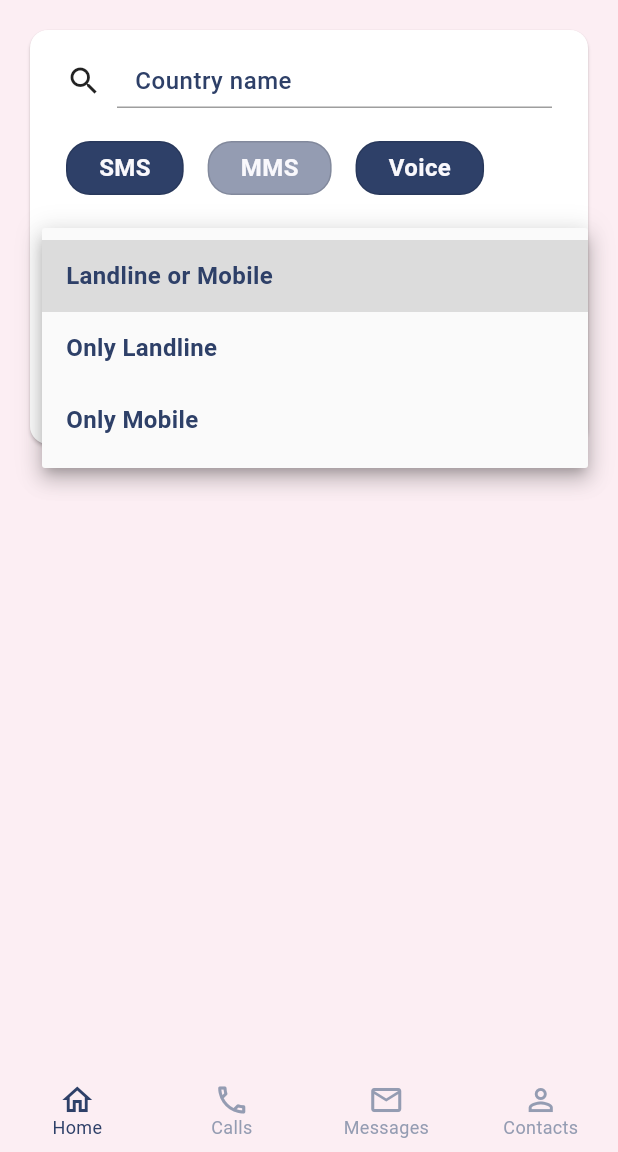
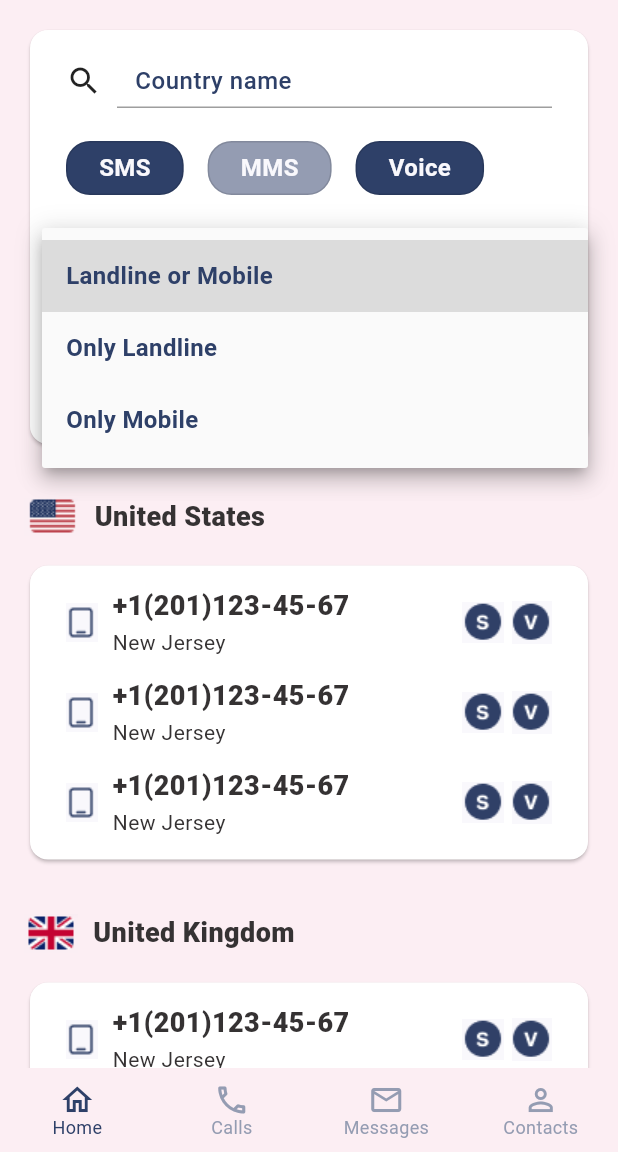
Before and after one commit to eltex2021/flutter_assignment, a Flutter app: the screen it shows after launch, after a tap on the "keyboard arrow down" icon, on a phone screen of 412 x 824 dp, the part 84-1236 px from its top. Run offline on Flutter 3.47's test engine with Material 2 defaults, Android fonts, the phone set to English and light mode, and no system bars; our stand-ins replace bloc, flutter_bloc, freezed_annotation.

Commit message:
add some changes

```diff
--- /dev/null
+++ b/lib/features/contacts/data/contacts_repository_mock.dart
@@ -0,0 +1,49 @@
+import 'package:flutter_assignment/features/contacts/domain/contact.dart';
+
+import '../domain/servises/contacts_repository.dart';
+
+class ContactsMockRepository implements ContactsRepository {
+  @override
+  Future<List<Contact>> getContactsUsa() async {
+    List<Contact> mockContacts = [
+      const Contact(
+          country: 'United States',
+          region: 'New Jersey',
+          name: 'Mike',
+          phone: '+1(201)123-45-67'),
+      const Contact(
+          country: 'United States',
+          region: 'New Jersey',
+          name: 'Helen',
+          phone: '+1(201)123-45-67'),
+      const Contact(
+          country: 'United States',
+          region: 'New Jersey',
+          name: 'Eliza',
+          phone: '+1(201)123-45-67'),
+    ];
+    return mockContacts;
+  }
+
+  @override
+  Future<List<Contact>> getContactsGb() async {
+    List<Contact> mockContacts = [
+      const Contact(
+          country: 'United Kingdom',
+          region: 'New Jersey',
+          name: 'Barbara',
+          phone: '+44(201)123-45-67'),
+      const Contact(
+          country: 'United Kingdom',
+          region: 'New Jersey',
+          name: 'Anna',
+          phone: '+44(204)123-45-67'),
+      const Contact(
+          country: 'United Kingdom',
+          region: 'New Jersey',
+          name: 'Pammy',
+          phone: '+44(209)123-45-67'),
+    ];
+    return mockContacts;
+  }
+}
--- /dev/null
+++ b/lib/features/contacts/domain/bloc/contacts_bloc.dart
@@ -0,0 +1,34 @@
+import 'dart:async';
+
+import 'package:bloc/bloc.dart';
+import 'package:freezed_annotation/freezed_annotation.dart';
+import 'package:meta/meta.dart';
+
+import '../../data/contacts_repository_mock.dart';
+import '../contact.dart';
+
+part 'contacts_bloc.freezed.dart';
+
+part 'contacts_event.dart';
+
+part 'contacts_state.dart';
+
+class ContactsBloc extends Bloc<ContactsEvent, ContactsState> {
+  List<Contact> usaList = [];
+  List<Contact> gbList = [];
+
+  ContactsBloc() : super(const ContactsState.initial()) {
+    final _repo = ContactsMockRepository();
+    on<ContactsInitialEvent>((event, emit) {
+      emit(const ContactsState.initial());
+      Future.delayed(const Duration(seconds: 1)).whenComplete(() {
+        add(const ContactsEvent.getContacts());
+      });
+    });
+    on<GetContactsEvent>((event, emit) async {
+      usaList = await _repo.getContactsUsa();
+      gbList = await _repo.getContactsGb();
+      emit(ContactsState.received(usaContacts: usaList, gbContacts: gbList));
+    });
+  }
+}
--- /dev/null
+++ b/lib/features/contacts/domain/bloc/contacts_event.dart
@@ -0,0 +1,7 @@
+part of 'contacts_bloc.dart';
+
+@freezed
+abstract class ContactsEvent with _$ContactsEvent {
+  const factory ContactsEvent.initial() = ContactsInitialEvent;
+  const factory ContactsEvent.getContacts() = GetContactsEvent;
+}
--- /dev/null
+++ b/lib/features/contacts/domain/bloc/contacts_state.dart
@@ -0,0 +1,11 @@
+part of 'contacts_bloc.dart';
+
+@freezed
+abstract class ContactsState with _$ContactsState {
+  const factory ContactsState.initial() = _ContactsInitialState;
+
+  const factory ContactsState.received({
+    required List<Contact> usaContacts,
+    required List<Contact> gbContacts,
+  }) = _ContactsReceivedState;
+}
--- /dev/null
+++ b/lib/features/contacts/domain/contact.dart
@@ -0,0 +1,14 @@
+import 'package:freezed_annotation/freezed_annotation.dart';
+
+part 'contact.freezed.dart';
+
+
+@freezed
+class Contact with _$Contact {
+  const factory Contact({
+    required String name,
+    required String country,
+    required String region,
+    required String phone,
+  }) = _Contact;
+}
--- /dev/null
+++ b/lib/features/contacts/domain/servises/contacts_repository.dart
@@ -0,0 +1,7 @@
+import '../contact.dart';
+
+abstract class ContactsRepository {
+  Future<List<Contact>> getContactsUsa();
+
+  Future<List<Contact>> getContactsGb();
+}
--- a/lib/features/contacts/contacts_screen.dart
+++ b/lib/features/contacts/presentation/contacts_screen.dart
@@ -1,7 +1,7 @@
 import 'package:flutter/material.dart';
 
-import '../../components/custom_app_bar.dart';
-import '../../theme/app_colors.dart';
+import '../../../components/custom_app_bar.dart';
+import '../../../theme/app_colors.dart';
 
 class ContactsScreen extends StatelessWidget{
   const ContactsScreen({Key? key}) : super(key: key);
--- /dev/null
+++ b/lib/features/home/presentation/components/country_phone_widget.dart
@@ -0,0 +1,160 @@
+import 'package:flutter/cupertino.dart';
+import 'package:flutter/material.dart';
+import 'package:flutter_assignment/theme/app_texts.dart';
+import 'package:flutter_bloc/flutter_bloc.dart';
+
+import '../../../contacts/domain/bloc/contacts_bloc.dart';
+import '../../../contacts/domain/contact.dart';
+
+class CountryPhoneWidget extends StatelessWidget {
+  const CountryPhoneWidget(
+      {Key? key, required this.countryName, required this.image})
+      : super(key: key);
+
+  final String countryName;
+  final String image;
+
+  @override
+  Widget build(BuildContext context) {
+    return Padding(
+      padding: const EdgeInsets.symmetric(horizontal: 16, vertical: 16),
+      child: Column(
+        children: [
+          CountryNameWidget(
+            countryName: countryName,
+            image: image,
+          ),
+          PhoneNambersWidget(
+            countryName: countryName,
+          ),
+        ],
+      ),
+    );
+  }
+}
+
+class CountryNameWidget extends StatelessWidget {
+  const CountryNameWidget({
+    Key? key,
+    required this.countryName,
+    required this.image,
+  }) : super(key: key);
+
+  final String countryName;
+  final String image;
+
+  @override
+  Widget build(BuildContext context) {
+    return Padding(
+      padding: const EdgeInsets.only(bottom: 16),
+      child: Row(
+        children: [
+          Image.asset(
+            image,
+            fit: BoxFit.contain,
+          ),
+          const SizedBox(
+            width: 10,
+          ),
+          Text(
+            countryName,
+            style: AppTexts.countryText,
+          ),
+        ],
+      ),
+    );
+  }
+}
+
+class PhoneNambersWidget extends StatelessWidget {
+  const PhoneNambersWidget({
+    Key? key,
+    required this.countryName,
+  }) : super(key: key);
+
+  final String countryName;
+
+  @override
+  Widget build(BuildContext context) {
+    return BlocBuilder<ContactsBloc, ContactsState>(
+      builder: (context, state) {
+        return state.when(initial: () {
+          return initialWidget(context);
+        }, received: (List<Contact> usaList, List<Contact> gbList) {
+          return Card(
+            shape: const RoundedRectangleBorder(
+              borderRadius: BorderRadius.all(Radius.circular(12)),
+            ),
+            child: Padding(
+                padding: const EdgeInsets.only(left: 24, right: 24, top: 16),
+                child: ListView.builder(
+                  shrinkWrap: true,
+                  itemCount: 3,
+                  itemBuilder: (BuildContext context, int index) {
+                    return Padding(
+                      padding: const EdgeInsets.only(bottom: 16),
+                      child: Row(
+                        mainAxisAlignment: MainAxisAlignment.spaceBetween,
+                        children: [
+                          Row(
+                            children: [
+                              Image.asset(
+                                'assets/images/phone.png',
+                                fit: BoxFit.contain,
+                              ),
+                              const SizedBox(
+                                width: 10,
+                              ),
+                              Column(
+                                crossAxisAlignment: CrossAxisAlignment.start,
+                                children: [
+                                  Text(
+                                    usaList[index].phone,
+                                    style: AppTexts.countryText,
+                                  ),
+                                  const SizedBox(
+                                    height: 5,
+                                  ),
+                                  Text(
+                                    usaList[index].region,
+                                    style: AppTexts.countryText.copyWith(
+                                      fontSize: 14,
+                                      fontWeight: FontWeight.w400,
+                                    ),
+                                  ),
+                                ],
+                              ),
+                            ],
+                          ),
+                          Row(
+                            children: [
+                              Image.asset(
+                                'assets/images/s.png',
+                                fit: BoxFit.contain,
+                              ),
+                              const SizedBox(
+                                width: 5,
+                              ),
+                              Image.asset(
+                                'assets/images/v.png',
+                                fit: BoxFit.contain,
+                              ),
+                            ],
+                          ),
+                        ],
+                      ),
+                    );
+                  },
+                )),
+          );
+        });
+      },
+    );
+  }
+
+  initialWidget(BuildContext context) {
+    return const Center(
+      child: CircularProgressIndicator(),
+    );
+  }
+}
--- a/lib/features/home/presentation/components/find_card_widget.dart
+++ b/lib/features/home/presentation/components/find_card_widget.dart
@@ -1,4 +1,3 @@
-
 import 'package:flutter/material.dart';
 import 'package:flutter_assignment/theme/app_texts.dart';
 
@@ -22,7 +21,9 @@ class _FindCardWidgetState extends State<FindCardWidget> {
   @override
   Widget build(BuildContext context) {
     final width = MediaQuery.of(context).size.width;
-    return Card(
+    return Padding(
+      padding: const EdgeInsets.symmetric(horizontal: 16, vertical: 16),
+      child: Card(
         shape: const RoundedRectangleBorder(
           borderRadius: BorderRadius.all(Radius.circular(12)),
         ),
@@ -37,6 +38,7 @@ class _FindCardWidgetState extends State<FindCardWidget> {
             ],
           ),
         ),
+      ),
     );
   }
 
@@ -48,12 +50,6 @@ class _FindCardWidgetState extends State<FindCardWidget> {
             print('клик');
           },
           child: const Icon(Icons.search),
-          // child: SvgPicture.asset(
-          //   AppIcons.searchSvg,
-          //   Icons.search,
-          //   color: AppColors.mainBlue,
-          //   width: 24,
-          // ),
         ),
         const SizedBox(
           width: 10,
--- a/lib/features/home/presentation/home_screen.dart
+++ b/lib/features/home/presentation/home_screen.dart
@@ -2,6 +2,7 @@ import 'package:flutter/material.dart';
 
 import '../../../components/custom_app_bar.dart';
 import '../../../theme/app_colors.dart';
+import 'components/country_phone_widget.dart';
 import 'components/find_card_widget.dart';
 
 class HomeScreen extends StatelessWidget {
@@ -13,13 +14,18 @@ class HomeScreen extends StatelessWidget {
       backgroundColor: AppColors.mainPink,
       appBar: const CustomAppBar(),
       body: SafeArea(
-        child: Padding(
-          padding: const EdgeInsets.symmetric(horizontal: 16, vertical: 16),
-          child: ListView(
-            children: const [
-              FindCardWidget(),
-            ],
-          ),
+        child: ListView(
+          children: const [
+            FindCardWidget(),
+            CountryPhoneWidget(
+              countryName: 'United States',
+              image: 'assets/images/us.png',
+            ),
+            CountryPhoneWidget(
+              countryName: 'United Kingdom',
+              image: 'assets/images/gb.png',
+            ),
+          ],
         ),
       ),
     );
--- a/lib/features/home/presentation/main_screen_nav_bar.dart
+++ b/lib/features/home/presentation/main_screen_nav_bar.dart
@@ -4,7 +4,7 @@ import 'package:flutter_bloc/flutter_bloc.dart';
 import '../../../theme/app_colors.dart';
 import '../../../theme/app_texts.dart';
 import '../../calls/calls_screen.dart';
-import '../../contacts/contacts_screen.dart';
+import '../../contacts/presentation/contacts_screen.dart';
 import '../../messages/messages_screen.dart';
 import '../domain/bottom_navigation_bloc.dart';
 import 'home_screen.dart';
--- /dev/null
+++ b/lib/features/profile/domain/user.dart
@@ -0,0 +1,16 @@
+import 'package:freezed_annotation/freezed_annotation.dart';
+
+import '../../contacts/domain/contact.dart';
+
+part 'user.freezed.dart';
+
+
+@freezed
+class User with _$User {
+  const factory User({
+    required String firstName,
+    required String lastName,
+    required String photo,
+    required List<Contact> contacts,
+  }) = _User;
+}
--- a/lib/main.dart
+++ b/lib/main.dart
@@ -1,6 +1,7 @@
 import 'package:flutter/material.dart';
 import 'package:flutter_assignment/theme/app_colors.dart';
 import 'package:flutter_bloc/flutter_bloc.dart';
+import 'features/contacts/domain/bloc/contacts_bloc.dart';
 import 'features/home/domain/bottom_navigation_bloc.dart';
 import 'features/home/presentation/main_screen_nav_bar.dart';
 
@@ -22,6 +23,10 @@ class MyApp extends StatelessWidget {
         BlocProvider<BottomNavigationBloc>(
           create: (context) => BottomNavigationBloc(),
         ),
+        BlocProvider<ContactsBloc>(
+          create: (context) =>
+              ContactsBloc()..add(const ContactsEvent.initial()),
+        ),
       ], child: const MainScreen()),
     );
   }
--- a/lib/theme/app_texts.dart
+++ b/lib/theme/app_texts.dart
@@ -35,4 +35,12 @@ abstract class AppTexts {
     fontWeight: FontWeight.w600,
     fontStyle: FontStyle.normal,
   );
+  static const countryText = TextStyle(
+    color: AppColors.mainBlack,
+    fontSize: 18,
+    letterSpacing: 0.3,
+    height: 1.2,
+    fontWeight: FontWeight.w800,
+    fontStyle: FontStyle.normal,
+  );
 }
--- a/pubspec.yaml
+++ b/pubspec.yaml
@@ -30,6 +30,7 @@ dependencies:
   flutter_bloc: 8.1.1
   equatable: 2.0.3
   flutter_svg: 1.0.3
+  freezed_annotation: 2.1.0
 
 
   flutter:
@@ -41,6 +42,10 @@ dependencies:
   cupertino_icons: ^1.0.2
 
 dev_dependencies:
+  freezed: 2.0.4
+  build_runner: 2.2.0
+
+
   flutter_test:
     sdk: flutter
 
```
Also changed, not shown: assets/images/gb.png (added), assets/images/phone.png (added), assets/images/s.png (added), assets/images/us.png (added), assets/images/v.png (added), lib/features/contacts/domain/bloc/contacts_bloc.freezed.dart (added), lib/features/contacts/domain/contact.freezed.dart (added), lib/features/profile/domain/user.freezed.dart (added), pubspec.lock. Lines whose indentation alone changed are shown as unchanged.
